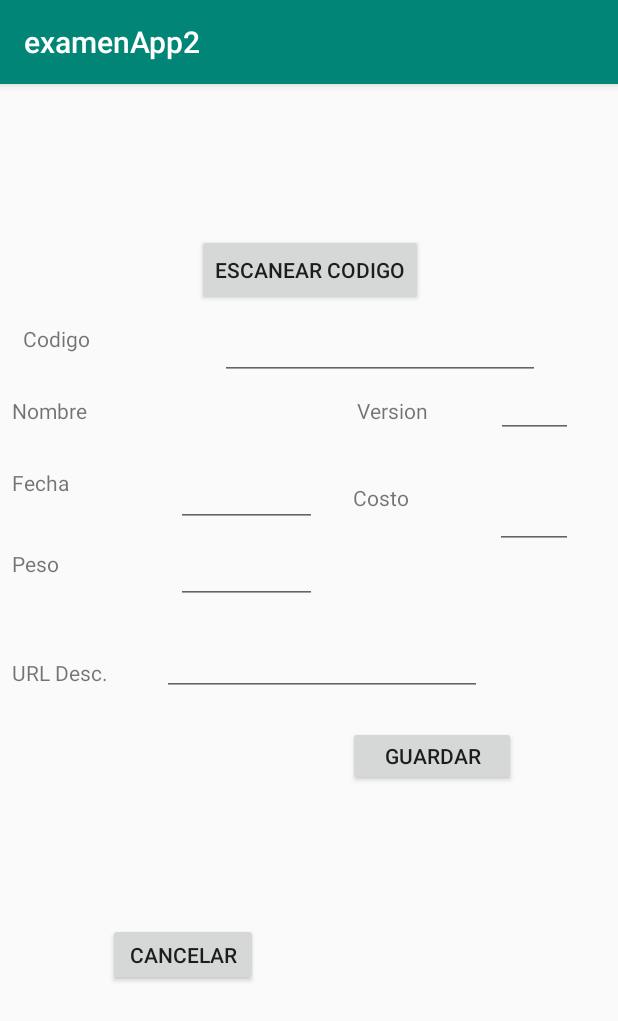
After one commit to velascoandres/ExamenMoviles, an Android app: the CrearApplicacionActivity screen opened directly, with no data from a screen before it, on a phone screen of 412 x 824 dp. The commit adds this screen. Shown: the top 1021 px of the screen. Run offline under Robolectric (Android 15) with nearby library versions, the light colour scheme and no system bars; libraries missing offline, so code that uses them is left out: com.github.kittinunf.fuel, com.github.kittinunf.result, com.google.firebase.ml.

Commit message:
lector de codigo de barras funcional

```diff
--- /dev/null
+++ b/app/src/main/java/com/example/andres/examenapp2/CrearApplicacionActivity.kt
@@ -0,0 +1,195 @@
+package com.example.andres.examenapp2
+
+import android.app.Activity
+import android.content.Intent
+import android.graphics.Bitmap
+import android.graphics.BitmapFactory
+import android.net.Uri
+import android.support.v7.app.AppCompatActivity
+import android.os.Bundle
+import android.os.Environment
+import android.provider.MediaStore
+import android.support.v4.content.FileProvider
+import android.util.Log
+import android.widget.ArrayAdapter
+import com.github.kittinunf.fuel.httpPost
+import com.github.kittinunf.fuel.httpPut
+import com.github.kittinunf.result.Result
+import com.google.firebase.ml.vision.FirebaseVision
+import com.google.firebase.ml.vision.common.FirebaseVisionImage
+import kotlinx.android.synthetic.main.activity_crear_applicacion.*
+import kotlinx.android.synthetic.main.activity_crear_so.*
+import java.io.File
+import java.text.SimpleDateFormat
+import java.util.*
+
+class CrearApplicacionActivity : AppCompatActivity() {
+
+
+    var pathActualFoto = ""
+    var respuestaBarcode = ArrayList<String>()
+
+    override fun onCreate(savedInstanceState: Bundle?) {
+        super.onCreate(savedInstanceState)
+        setContentView(R.layout.activity_crear_applicacion)
+
+
+        btn_tomar_foto.setOnClickListener {
+            tomarFoto()
+        }
+
+
+
+    }
+
+    fun tomarFoto(){
+        val archivoImagen = crearArchivo("JPEG_", Environment.DIRECTORY_PICTURES, ".jpg")
+        pathActualFoto = archivoImagen.absolutePath
+        enviarIntentFoto(archivoImagen)
+    }
+
+    private fun crearArchivo(prefijo: String, directorio: String, extension: String): File {
+        val timeStamp = SimpleDateFormat("yyyyMMdd_HHmmss").format(Date())
+        val imageFileName = prefijo + timeStamp + "_"
+        val storageDir = getExternalFilesDir(directorio)
+
+        // Crear archivo temporal
+        return File.createTempFile(
+                imageFileName, /* prefix */
+                extension, /* suffix */
+                storageDir      /* directory */
+        )
+    }
+
+    private fun enviarIntentFoto(archivo: File) {
+        val takePictureIntent = Intent(MediaStore.ACTION_IMAGE_CAPTURE)
+        val photoURI: Uri = FileProvider.getUriForFile(
+                this,
+                "com.example.andres.examenapp2",
+                archivo)
+        takePictureIntent.putExtra(MediaStore.EXTRA_OUTPUT, photoURI)
+        if (takePictureIntent.resolveActivity(packageManager) != null) {
+            startActivityForResult(takePictureIntent, TOMAR_FOTO_REQUEST);
+        }
+
+    }
+
+    override fun onActivityResult(requestCode: Int, resultCode: Int, data: Intent?) {
+        when (requestCode) {
+            TOMAR_FOTO_REQUEST -> {
+                if (resultCode == Activity.RESULT_OK) {
+                    mostrarFotoImagenView()
+                    obtenerInfoCodigoBarras(obtenerBitmapDeArchivo(pathActualFoto))
+                }
+            }
+
+        }
+    }
+
+    fun mostrarFotoImagenView(){
+        img_barras.setImageBitmap(obtenerBitmapDeArchivo(pathActualFoto))
+    }
+
+    fun obtenerBitmapDeArchivo(path: String): Bitmap {
+        val archivoImagen = File(path)
+        return BitmapFactory.decodeFile(archivoImagen.getAbsolutePath())
+    }
+
+    fun obtenerInfoCodigoBarras(bitmap: Bitmap) {
+        val image = FirebaseVisionImage.fromBitmap(bitmap)
+        val detector = FirebaseVision.getInstance()
+                .visionBarcodeDetector
+        Log.i("info", "------- Entro a detectar")
+        val result = detector.detectInImage(image)
+                .addOnSuccessListener { barCodes ->
+                    Log.i("info", "------- tamano del barcode ${barCodes.size}")
+                    respuestaBarcode.add("Ejemplo")
+                    for (barcode in barCodes) {
+                        val bounds = barcode.getBoundingBox()
+                        val corners = barcode.getCornerPoints()
+
+                        val rawValue = barcode.getRawValue()
+
+                        Log.i("ml", "------- $bounds")
+                        Log.i("ml", "------- $corners")
+                        Log.i("ml", "------- $rawValue")
+
+                        respuestaBarcode.add(rawValue.toString())
+                    }
+                    txt_codigo.setText(respuestaBarcode[1])
+                }
+                .addOnFailureListener {
+                    Log.i("info", "------- No reconocio nada")
+                }
+    }
+
+    fun crearActualizarSO(es_nuevo:Boolean){
+
+        val id = txt_id_so_r.text.toString()
+        val nombre = txt_nombre.text.toString()
+        val version = txt_version.text.toString()
+        val fecha = txt_fecha.text.toString()
+        val peso = txt_peso.text.toString()
+        val so:SistemaOperativo
+        if(es_nuevo){
+            so = SistemaOperativo(id=null,nombre = nombre,version =  version,fechaLanzamiento =  fecha,peso_gigas =  peso)
+        }else{
+            so = SistemaOperativo(id=id.toInt(),nombre = nombre,version =  version,fechaLanzamiento =  fecha,peso_gigas =  peso)
+        }
+
+        //Crear objeto
+        val parametros = listOf("nombre" to so.nombre, "version" to so.version,
+                "fechaLanzamiento" to so.fechaLanzamiento, "peso_gigas" to so.peso_gigas)
+        Log.i("htpp",parametros.toString())
+        var direccion = ""
+        if(es_nuevo){
+            direccion = "http://${BDD.ip}:80/sistemas/api/"
+            val url = direccion
+                    .httpPost(parametros)
+                    .responseString { request, response, result ->
+                        when (result) {
+                            is Result.Failure -> {
+                                val ex = result.getException()
+                                Log.i("http-p", ex.toString())
+                                mensaje(this,"error","Datos no validos")
+
+                            }
+                            is Result.Success -> run {
+                                val data = result.get()
+                                Log.i("http-p", data)
+                                mensaje(this,"Aceptado","Datos validos, espere...")
+                                //cargarDatosSO(direccion, ::irlistarSo)
+                            }
+                        }
+                    }
+        }else{
+            direccion = "http://${BDD.ip}:80/sistemas/api/${so.id}/update"
+            val url = direccion
+                    .httpPut(parametros)
+                    .responseString { request, response, result ->
+                        when (result) {
+                            is Result.Failure -> {
+                                val ex = result.getException()
+                                Log.i("http-p", ex.toString())
+                                mensaje(this,"error","Datos no validos")
+
+                            }
+                            is Result.Success -> run {
+                                val data = result.get()
+                                Log.i("http-p", data)
+                                mensaje(this,"Aceptado","Datos validos, espere...")
+                                val redire = "http://${BDD.ip}:80/sistemas/api/"
+                               // cargarDatosSO(redire, ::irlistarSo)
+                            }
+                        }
+                    }
+        }
+        Log.i("http",direccion)
+
+    }
+
+
+    companion object {
+        val TOMAR_FOTO_REQUEST = 1;
+    }
+}
--- a/app/src/main/java/com/example/andres/examenapp2/ListarAplicacionesActivity.kt
+++ b/app/src/main/java/com/example/andres/examenapp2/ListarAplicacionesActivity.kt
@@ -33,6 +33,11 @@ class ListarAplicacionesActivity : AppCompatActivity() {
 
         txt_nombre_so_parce.setText(sistema.nombre)
         txt_version_so_parce.setText(sistema.version)
+
+        btn_nuevo_app
+                .setOnClickListener {
+                    irACrearHijo()
+                }
 
         val layoutManager = LinearLayoutManager(this)
         val rv = rv_hijos
@@ -74,6 +79,15 @@ class ListarAplicacionesActivity : AppCompatActivity() {
         intentActividadIntent.putExtra("sistema",aplicacion)
         startActivity(intentActividadIntent)
 
+    }
+
+    fun irACrearHijo(){
+        val intentActividadIntent = Intent(
+                this,
+                CrearApplicacionActivity::class.java
+        )
+
+          startActivity(intentActividadIntent)
     }
 }
 
--- /dev/null
+++ b/app/src/main/res/layout/activity_crear_applicacion.xml
@@ -0,0 +1,242 @@
+<?xml version="1.0" encoding="utf-8"?>
+<android.support.constraint.ConstraintLayout xmlns:android="http://schemas.android.com/apk/res/android"
+    xmlns:app="http://schemas.android.com/apk/res-auto"
+    xmlns:tools="http://schemas.android.com/tools"
+    android:layout_width="match_parent"
+    android:layout_height="match_parent"
+    tools:context=".CrearApplicacionActivity">
+
+    <ImageView
+        android:id="@+id/img_barras"
+        android:layout_width="105dp"
+        android:layout_height="79dp"
+        android:layout_marginTop="8dp"
+        android:layout_marginBottom="8dp"
+        app:layout_constraintBottom_toTopOf="@+id/btn_tomar_foto"
+        app:layout_constraintEnd_toEndOf="@+id/btn_tomar_foto"
+        app:layout_constraintHorizontal_bias="0.476"
+        app:layout_constraintStart_toStartOf="@+id/btn_tomar_foto"
+        app:layout_constraintTop_toTopOf="parent"
+        app:layout_constraintVertical_bias="0.0"
+        tools:srcCompat="@tools:sample/avatars" />
+
+    <Button
+        android:id="@+id/btn_tomar_foto"
+        android:layout_width="wrap_content"
+        android:layout_height="wrap_content"
+        android:layout_marginStart="8dp"
+        android:layout_marginTop="84dp"
+        android:layout_marginEnd="8dp"
+        android:layout_marginBottom="8dp"
+        android:text="Escanear Codigo"
+        app:layout_constraintBottom_toBottomOf="parent"
+        app:layout_constraintEnd_toEndOf="parent"
+        app:layout_constraintHorizontal_bias="0.502"
+        app:layout_constraintStart_toStartOf="parent"
+        app:layout_constraintTop_toTopOf="parent"
+        app:layout_constraintVertical_bias="0.026" />
+
+    <TextView
+        android:id="@+id/textView2"
+        android:layout_width="82dp"
+        android:layout_height="40dp"
+        android:layout_marginStart="8dp"
+        android:layout_marginTop="8dp"
+        android:text="Nombre"
+        app:layout_constraintStart_toStartOf="parent"
+        app:layout_constraintTop_toBottomOf="@+id/textView8" />
+
+    <EditText
+        android:id="@+id/txt_nombre_app"
+        android:layout_width="96dp"
+        android:layout_height="40dp"
+        android:layout_marginStart="32dp"
+        android:layout_marginTop="204dp"
+        android:ems="10"
+        android:inputType="textPersonName"
+        app:layout_constraintStart_toEndOf="@+id/textView2"
+        app:layout_constraintTop_toTopOf="parent" />
+
+    <TextView
+        android:id="@+id/textView3"
+        android:layout_width="81dp"
+        android:layout_height="42dp"
+        android:layout_marginStart="8dp"
+        android:layout_marginTop="8dp"
+        android:text="Fecha"
+        app:layout_constraintStart_toStartOf="parent"
+        app:layout_constraintTop_toBottomOf="@+id/textView2" />
+
+    <EditText
+        android:id="@+id/txt_version_app"
+        android:layout_width="51dp"
+        android:layout_height="36dp"
+        android:layout_marginStart="16dp"
+        android:layout_marginTop="200dp"
+        android:layout_marginEnd="8dp"
+        android:ems="10"
+        android:inputType="textPersonName"
+        app:layout_constraintEnd_toEndOf="parent"
+        app:layout_constraintHorizontal_bias="0.551"
+        app:layout_constraintStart_toEndOf="@+id/textView5"
+        app:layout_constraintTop_toTopOf="parent" />
+
+    <EditText
+        android:id="@+id/txt_fecha_app"
+        android:layout_width="94dp"
+        android:layout_height="43dp"
+        android:layout_marginStart="28dp"
+        android:layout_marginTop="8dp"
+        android:ems="10"
+        android:inputType="textPersonName"
+        app:layout_constraintStart_toEndOf="@+id/textView3"
+        app:layout_constraintTop_toBottomOf="@+id/txt_nombre_app" />
+
+    <EditText
+        android:id="@+id/txt_costo_app"
+        android:layout_width="52dp"
+        android:layout_height="30dp"
+        android:layout_marginStart="20dp"
+        android:layout_marginTop="8dp"
+        android:layout_marginEnd="8dp"
+        android:layout_marginBottom="8dp"
+        android:ems="10"
+        android:inputType="textPersonName"
+        app:layout_constraintBottom_toBottomOf="parent"
+        app:layout_constraintEnd_toEndOf="parent"
+        app:layout_constraintHorizontal_bias="0.526"
+        app:layout_constraintStart_toEndOf="@+id/textView6"
+        app:layout_constraintTop_toBottomOf="@+id/txt_version_app"
+        app:layout_constraintVertical_bias="0.074" />
+
+    <EditText
+        android:id="@+id/txt_peso_app"
+        android:layout_width="94dp"
+        android:layout_height="43dp"
+        android:layout_marginStart="28dp"
+        android:layout_marginTop="8dp"
+        android:layout_marginEnd="8dp"
+        android:layout_marginBottom="8dp"
+        android:ems="10"
+        android:inputType="textPersonName"
+        app:layout_constraintBottom_toBottomOf="parent"
+        app:layout_constraintEnd_toEndOf="parent"
+        app:layout_constraintHorizontal_bias="0.0"
+        app:layout_constraintStart_toEndOf="@+id/textView4"
+        app:layout_constraintTop_toBottomOf="@+id/txt_fecha_app"
+        app:layout_constraintVertical_bias="0.0" />
+
+    <TextView
+        android:id="@+id/textView4"
+        android:layout_width="81dp"
+        android:layout_height="41dp"
+        android:layout_marginStart="8dp"
+        android:layout_marginTop="12dp"
+        android:text="Peso"
+        app:layout_constraintStart_toStartOf="parent"
+        app:layout_constraintTop_toBottomOf="@+id/textView3" />
+
+    <TextView
+        android:id="@+id/textView5"
+        android:layout_width="50dp"
+        android:layout_height="38dp"
+        android:layout_marginStart="20dp"
+        android:layout_marginTop="208dp"
+        android:text="Version"
+        app:layout_constraintStart_toEndOf="@+id/txt_nombre_app"
+        app:layout_constraintTop_toTopOf="parent" />
+
+    <TextView
+        android:id="@+id/textView6"
+        android:layout_width="50dp"
+        android:layout_height="25dp"
+        android:layout_marginStart="24dp"
+        android:layout_marginTop="20dp"
+        android:layout_marginBottom="8dp"
+        android:text="Costo"
+        app:layout_constraintBottom_toBottomOf="parent"
+        app:layout_constraintStart_toEndOf="@+id/txt_fecha_app"
+        app:layout_constraintTop_toBottomOf="@+id/textView5"
+        app:layout_constraintVertical_bias="0.0" />
+
+    <TextView
+        android:id="@+id/textView7"
+        android:layout_width="79dp"
+        android:layout_height="42dp"
+        android:layout_marginStart="8dp"
+        android:layout_marginTop="20dp"
+        android:layout_marginBottom="8dp"
+        android:text="URL Desc."
+        app:layout_constraintBottom_toBottomOf="parent"
+        app:layout_constraintStart_toStartOf="parent"
+        app:layout_constraintTop_toBottomOf="@+id/textView4"
+        app:layout_constraintVertical_bias="0.033" />
+
+    <TextView
+        android:id="@+id/textView8"
+        android:layout_width="83dp"
+        android:layout_height="40dp"
+        android:layout_marginStart="8dp"
+        android:layout_marginTop="160dp"
+        android:layout_marginEnd="8dp"
+        android:text="Codigo"
+        app:layout_constraintEnd_toStartOf="@+id/txt_codigo"
+        app:layout_constraintHorizontal_bias="0.148"
+        app:layout_constraintStart_toStartOf="parent"
+        app:layout_constraintTop_toTopOf="parent" />
+
+    <EditText
+        android:id="@+id/txt_codigo"
+        android:layout_width="wrap_content"
+        android:layout_height="wrap_content"
+        android:layout_marginTop="152dp"
+        android:layout_marginEnd="52dp"
+        android:ems="10"
+        android:inputType="textPersonName"
+        app:layout_constraintEnd_toEndOf="parent"
+        app:layout_constraintTop_toTopOf="parent" />
+
+    <EditText
+        android:id="@+id/txt_url_download"
+        android:layout_width="wrap_content"
+        android:layout_height="wrap_content"
+        android:layout_marginStart="12dp"
+        android:layout_marginTop="16dp"
+        android:layout_marginEnd="8dp"
+        android:layout_marginBottom="8dp"
+        android:ems="10"
+        android:inputType="textPersonName"
+        app:layout_constraintBottom_toBottomOf="parent"
+        app:layout_constraintEnd_toEndOf="parent"
+        app:layout_constraintHorizontal_bias="0.096"
+        app:layout_constraintStart_toEndOf="@+id/textView7"
+        app:layout_constraintTop_toBottomOf="@+id/txt_peso_app"
+        app:layout_constraintVertical_bias="0.0" />
+
+    <Button
+        android:id="@+id/btn_cancelar_app"
+        android:layout_width="100dp"
+        android:layout_height="42dp"
+        android:layout_marginStart="72dp"
+        android:layout_marginTop="8dp"
+        android:layout_marginBottom="24dp"
+        android:text="Cancelar"
+        app:layout_constraintBottom_toBottomOf="parent"
+        app:layout_constraintStart_toStartOf="parent"
+        app:layout_constraintTop_toBottomOf="@+id/txt_url_download" />
+
+    <Button
+        android:id="@+id/btn_guardar_app"
+        android:layout_width="112dp"
+        android:layout_height="40dp"
+        android:layout_marginStart="8dp"
+        android:layout_marginTop="20dp"
+        android:layout_marginEnd="16dp"
+        android:layout_marginBottom="8dp"
+        android:text="Guardar"
+        app:layout_constraintBottom_toBottomOf="parent"
+        app:layout_constraintEnd_toEndOf="parent"
+        app:layout_constraintStart_toEndOf="@+id/btn_cancelar_app"
+        app:layout_constraintTop_toBottomOf="@+id/txt_url_download"
+        app:layout_constraintVertical_bias="0.0" />
+</android.support.constraint.ConstraintLayout>
```
Also changed, not shown: app/src/main/AndroidManifest.xml (+3 -7 lines).
